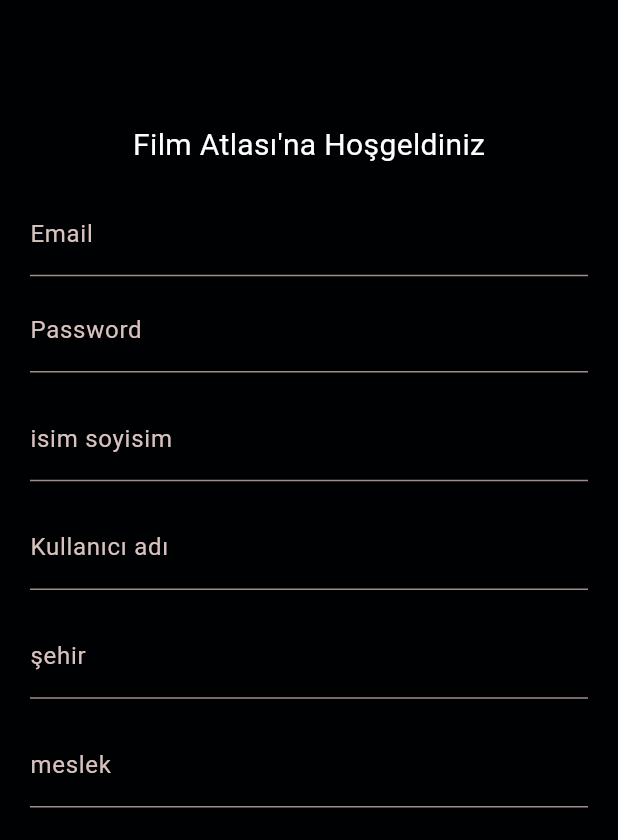
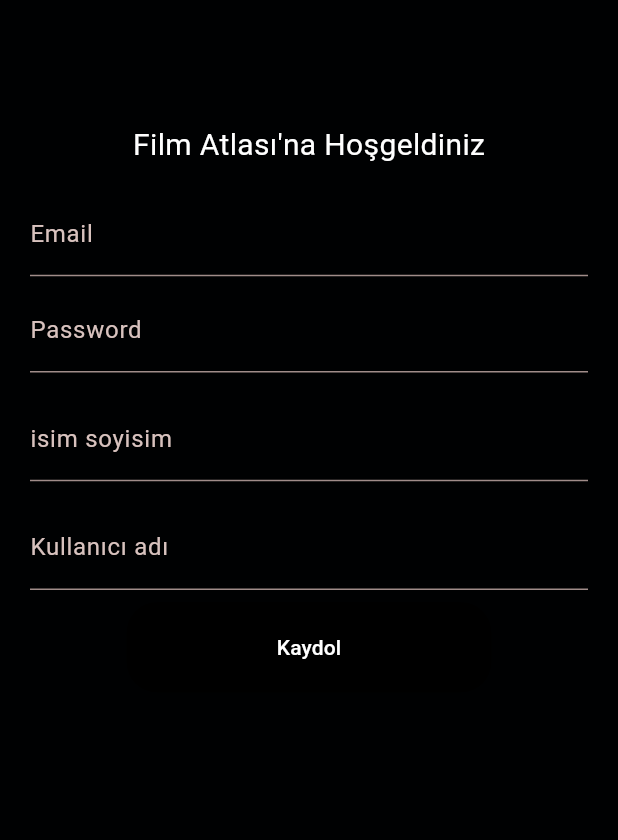
Before and after one commit to film-atlasi/film-atlasi, a Flutter app: the SignUpPage screen opened by its route, on a phone screen of 412 x 824 dp, the part 396-1236 px from its top. Run offline on Flutter 3.47's test engine with Material 3 defaults, Android fonts, the phone set to English and light mode, and no system bars; our stand-ins replace cached_network_image, cloud_firestore, firebase_auth, firebase_core, firebase_storage, flutter_rating_bar and 4 more; missing offline and left inert: auto_size_text_field; accounts and stored records are empty.

Commit message:
sign up page düzenleme

```diff
--- a/lib/features/user/screens/SignUpPage.dart
+++ b/lib/features/user/screens/SignUpPage.dart
@@ -15,9 +15,6 @@ class _SignUpPageState extends State<SignUpPage> {
   late String email;
   late String userName;
   late String name;
-  late String surName;
-  late String userJob;
-  late int age;
   late String password;
 
   final GlobalKey<FormState> formkey =
@@ -31,9 +28,7 @@ class _SignUpPageState extends State<SignUpPage> {
   final TextEditingController _passwordController = TextEditingController();
   final TextEditingController _userNameController = TextEditingController();
   final TextEditingController _firstNameController = TextEditingController();
-  final TextEditingController _cityController = TextEditingController();
-  final TextEditingController _ageController = TextEditingController();
-  final TextEditingController _jobController = TextEditingController();
+
   bool _isHovering = false;
 
   @override
@@ -48,7 +43,17 @@ class _SignUpPageState extends State<SignUpPage> {
       appBar: AppBar(
         title: Text('Kayıt Ol'),
         backgroundColor: const Color.fromARGB(255, 0, 0, 0),
+        leading: IconButton(
+          icon: Icon(Icons.arrow_back, color: Colors.white), // 🔙 Geri butonu
+          onPressed: () {
+            Navigator.push(
+              context,
+              MaterialPageRoute(builder: (context) => Loginpage()),
+            ); // Login page'e geri dön
+          },
+        ),
       ),
+
       body: SafeArea(
         child: SingleChildScrollView(
           child: Padding(
@@ -145,48 +150,9 @@ class _SignUpPageState extends State<SignUpPage> {
                       userName = value!;
                     },
                   ),
-                  AddVerticalSpace(context, 0.02),
-                  TextFormField(
-                      style: TextStyle(color: Colors.white),
-                      controller: _cityController,
-                      decoration: InputDecoration(labelText: 'şehir'),
-                      validator: (value) {
-                        if (value!.isEmpty) {
-                          return 'şehir giriniz';
-                        }
-                        return null;
-                      },
-                      onSaved: (value) {
-                        userName = value!;
-                      }),
-                  AddVerticalSpace(context, 0.02),
-                  TextFormField(
-                      style: TextStyle(color: Colors.white),
-                      controller: _jobController,
-                      decoration: InputDecoration(labelText: 'meslek'),
-                      validator: (value) {
-                        if (value!.isEmpty) {
-                          return 'meslek giriniz';
-                        }
-                        return null;
-                      },
-                      onSaved: (value) {
-                        userName = value!;
-                      }),
-                  AddVerticalSpace(context, 0.02),
-                  TextFormField(
-                      style: TextStyle(color: Colors.white),
-                      controller: _ageController,
-                      decoration: InputDecoration(labelText: 'yaş'),
-                      validator: (value) {
-                        if (value!.isEmpty) {
-                          return 'yaş giriniz';
-                        }
-                        return null;
-                      },
-                      onSaved: (value) {
-                        userName = value!;
-                      }),
+
+
+
                   AddVerticalSpace(context, 0.01),
                   MouseRegion(
                     onEnter: (_) {
@@ -218,9 +184,6 @@ class _SignUpPageState extends State<SignUpPage> {
                               'email': email,
                               'userName': _userNameController.text,
                               'firstName': _firstNameController.text,
-                              'city': _cityController.text,
-                              'job': _jobController.text,
-                              'age': int.parse(_ageController.text),
                               'createdAt': FieldValue.serverTimestamp(),
                             });
 
```
